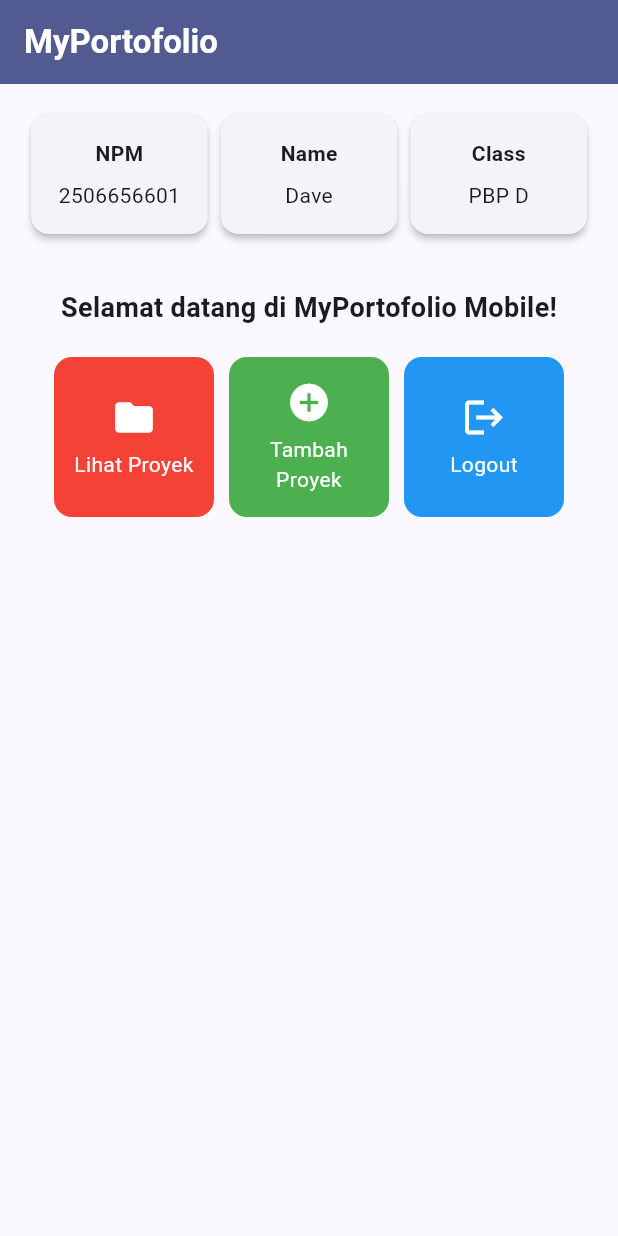
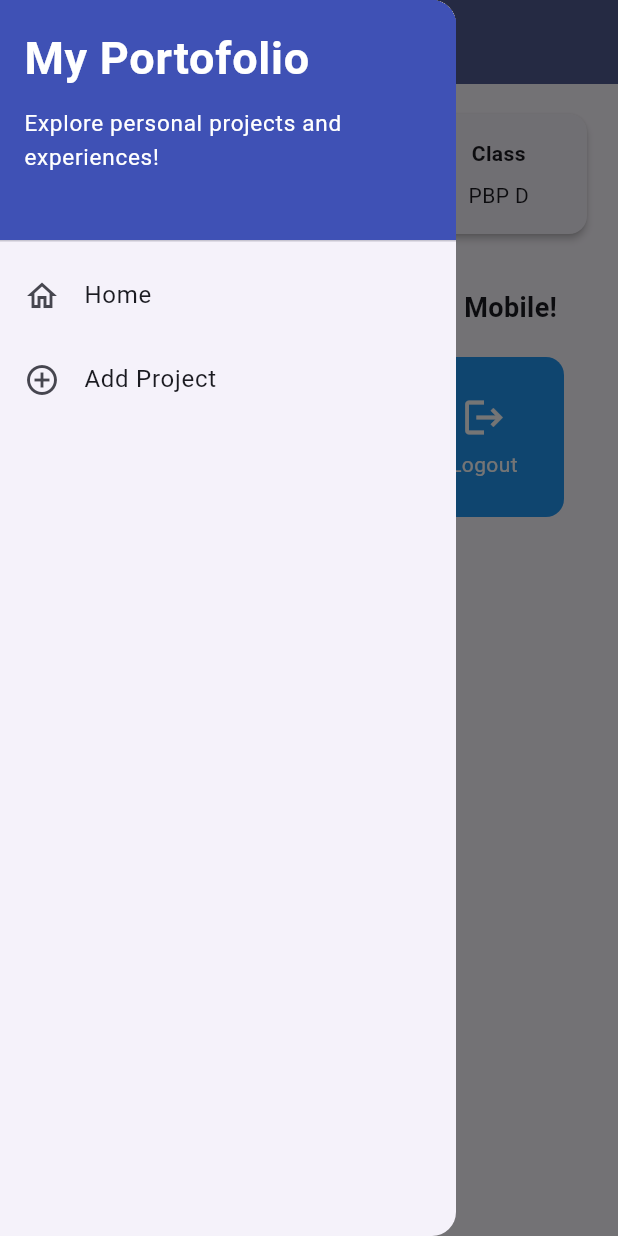
Before and after one commit to OkehBero/myportofolio_mobile, a Flutter app: the screen it shows after launch, with the side drawer open (before the commit the screen has no drawer), on a phone screen of 412 x 824 dp. Run offline on Flutter 3.47's test engine with Material 3 defaults, Android fonts, the phone set to English and light mode, and no system bars; our stand-ins replace material_ui.

Commit message:
feat: add drawer menu for navigation

```diff
--- a/lib/menu.dart
+++ b/lib/menu.dart
@@ -1,4 +1,5 @@
 import 'package:flutter/material.dart';
+import 'package:myportofolio_mobile/widgets/left_drawer.dart';
 
 class MyHomePage extends StatelessWidget {
     MyHomePage({super.key});
@@ -39,7 +40,10 @@ class MyHomePage extends StatelessWidget {
                     ),
                 ),
                 backgroundColor: Theme.of(context).colorScheme.primary,
+                iconTheme: const IconThemeData(color: Colors.white)
             ),
+
+            drawer: const LeftDrawer(),
 
             // Body halaman utama dengan padding di sekelilingnya.
             body: Padding(
--- /dev/null
+++ b/lib/widgets/left_drawer.dart
@@ -0,0 +1,67 @@
+import 'package:material_ui/material_ui.dart';
+import 'package:myportofolio_mobile/menu.dart';
+// TODO: Impor halaman ProjectFormPage jika sudah dibuat
+
+class LeftDrawer extends StatelessWidget {
+  const LeftDrawer({super.key});
+
+  @override
+  Widget build(BuildContext context) {
+    return Drawer(
+      child: ListView(
+        children: [
+          const DrawerHeader(
+            // TODO: Bagian drawer header
+            decoration: BoxDecoration(
+              color: Colors.indigo,
+            ),
+            child: Column(
+              crossAxisAlignment: CrossAxisAlignment.start,
+              children: [
+                Text(
+                  'My Portofolio',
+                  style: TextStyle(
+                    fontSize: 30,
+                    fontWeight:FontWeight.bold,
+                    color: Colors.white,
+                  ),
+                ),
+                SizedBox(height: 10),
+                Text(
+                  'Explore personal projects and experiences!',
+                  style: TextStyle(
+                    fontSize: 15,
+                    color: Colors.white,
+                  ),
+                ),
+              ],
+            ),
+          ),
+          // TODO: Bagian routing
+          ListTile(
+            leading: const Icon(Icons.home_outlined),
+            title: const Text('Home'),
+            //Navigasi ke halaman utama portofolio
+            onTap: () {
+              Navigator.pushReplacement(
+                context, MaterialPageRoute(
+                  builder: (context) => MyHomePage(),
+                ),
+              );
+            }
+          ),
+          ListTile(
+            leading: const Icon(Icons.add_circle_outline),
+            title: const Text('Add Project'),
+            // Navigasi ke halaman tambah proyek
+            onTap: () {
+              /*
+              TODO: Buatlah routing ke halaman ProjectFormPage yang akan dibuat nanti.
+              */
+            },
+          ),
+        ],
+      ),
+    );
+  }
+}
```
